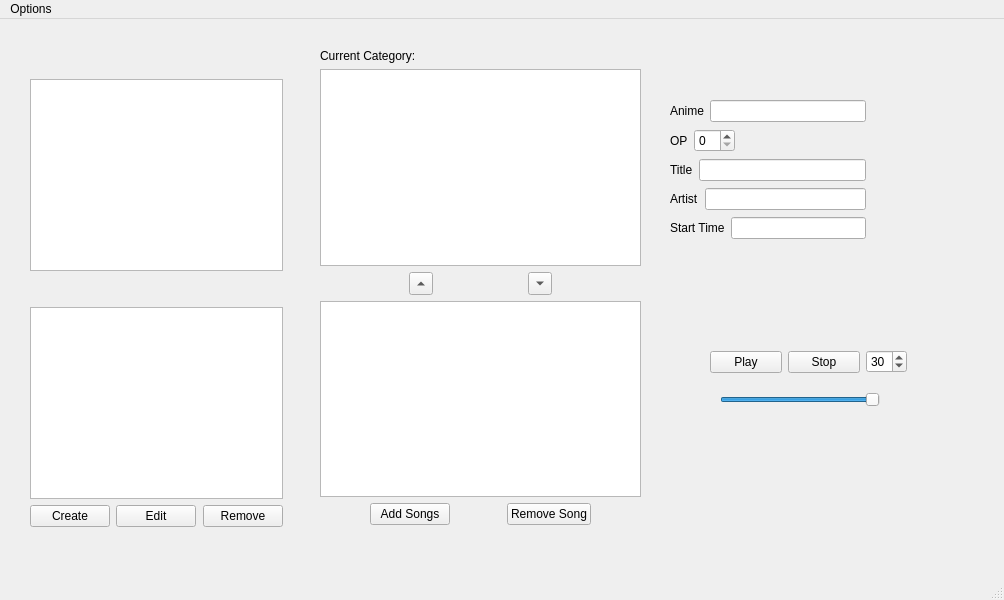
Old version of the form controlwindow.ui in the repository AlexjHeat/MusicTriviaPy.
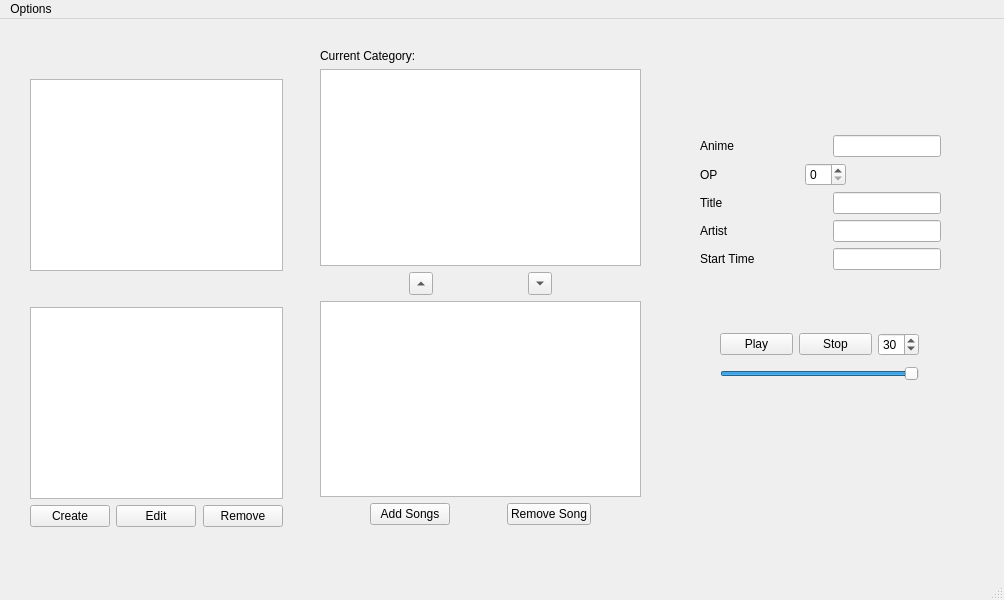
New version of the form.

Patch:
```diff
--- a/controlwindow.ui
+++ b/controlwindow.ui
@@ -251,13 +251,20 @@
    <widget class="QWidget" name="layoutWidget">
     <property name="geometry">
      <rect>
-      <x>670</x>
-      <y>80</y>
-      <width>196</width>
-      <height>146</height>
+      <x>700</x>
+      <y>70</y>
+      <width>241</width>
+      <height>181</height>
      </rect>
     </property>
     <layout class="QVBoxLayout" name="verticalLayout_3">
+     <item>
+      <widget class="QLabel" name="fileNameLabel">
+       <property name="text">
+        <string/>
+       </property>
+      </widget>
+     </item>
      <item>
       <layout class="QHBoxLayout" name="horizontalLayout_4">
        <item>
@@ -268,7 +275,14 @@
         </widget>
        </item>
        <item>
-        <widget class="QLineEdit" name="songAnimeEdit"/>
+        <widget class="QLineEdit" name="songAnimeEdit">
+         <property name="sizePolicy">
+          <sizepolicy hsizetype="Fixed" vsizetype="Fixed">
+           <horstretch>0</horstretch>
+           <verstretch>0</verstretch>
+          </sizepolicy>
+         </property>
+        </widget>
        </item>
       </layout>
      </item>
@@ -282,16 +296,26 @@
         </widget>
        </item>
        <item>
-        <widget class="QSpinBox" name="songOpSpinBox"/>
+        <widget class="QSpinBox" name="songOpSpinBox">
+         <property name="sizePolicy">
+          <sizepolicy hsizetype="Fixed" vsizetype="Fixed">
+           <horstretch>0</horstretch>
+           <verstretch>0</verstretch>
+          </sizepolicy>
+         </property>
+        </widget>
        </item>
        <item>
         <spacer name="horizontalSpacer_8">
          <property name="orientation">
           <enum>Qt::Horizontal</enum>
          </property>
+         <property name="sizeType">
+          <enum>QSizePolicy::Fixed</enum>
+         </property>
          <property name="sizeHint" stdset="0">
           <size>
-           <width>40</width>
+           <width>95</width>
            <height>20</height>
           </size>
          </property>
@@ -309,7 +333,14 @@
         </widget>
        </item>
        <item>
-        <widget class="QLineEdit" name="songTitleEdit"/>
+        <widget class="QLineEdit" name="songTitleEdit">
+         <property name="sizePolicy">
+          <sizepolicy hsizetype="Fixed" vsizetype="Fixed">
+           <horstretch>0</horstretch>
+           <verstretch>0</verstretch>
+          </sizepolicy>
+         </property>
+        </widget>
        </item>
       </layout>
      </item>
@@ -323,7 +354,14 @@
         </widget>
        </item>
        <item>
-        <widget class="QLineEdit" name="songArtistEdit"/>
+        <widget class="QLineEdit" name="songArtistEdit">
+         <property name="sizePolicy">
+          <sizepolicy hsizetype="Fixed" vsizetype="Fixed">
+           <horstretch>0</horstretch>
+           <verstretch>0</verstretch>
+          </sizepolicy>
+         </property>
+        </widget>
        </item>
       </layout>
      </item>
@@ -338,6 +376,12 @@
        </item>
        <item>
         <widget class="QLineEdit" name="songStartTimeEdit">
+         <property name="sizePolicy">
+          <sizepolicy hsizetype="Fixed" vsizetype="Fixed">
+           <horstretch>0</horstretch>
+           <verstretch>0</verstretch>
+          </sizepolicy>
+         </property>
          <property name="text">
           <string/>
          </property>
@@ -347,31 +391,17 @@
      </item>
     </layout>
    </widget>
-   <widget class="QSlider" name="volumeSlider">
-    <property name="geometry">
-     <rect>
-      <x>720</x>
-      <y>370</y>
-      <width>160</width>
-      <height>22</height>
-     </rect>
-    </property>
-    <property name="sliderPosition">
-     <number>99</number>
-    </property>
-    <property name="orientation">
-     <enum>Qt::Horizontal</enum>
-    </property>
-   </widget>
    <widget class="QWidget" name="">
     <property name="geometry">
      <rect>
-      <x>710</x>
-      <y>330</y>
-      <width>197</width>
-      <height>26</height>
+      <x>720</x>
+      <y>310</y>
+      <width>199</width>
+      <height>56</height>
      </rect>
     </property>
+    <layout class="QVBoxLayout" name="verticalLayout_4">
+     <item>
     <layout class="QHBoxLayout" name="horizontalLayout_9">
      <item>
       <widget class="QPushButton" name="playButton">
@@ -394,6 +424,18 @@
        </property>
        <property name="value">
         <number>30</number>
+         </property>
+        </widget>
+       </item>
+      </layout>
+     </item>
+     <item>
+      <widget class="QSlider" name="volumeSlider">
+       <property name="sliderPosition">
+        <number>99</number>
+       </property>
+       <property name="orientation">
+        <enum>Qt::Horizontal</enum>
        </property>
       </widget>
      </item>
```
Left out of the diff: 3 changed lines with no effect on the pictures. Lines whose indentation alone changed are shown as unchanged.
